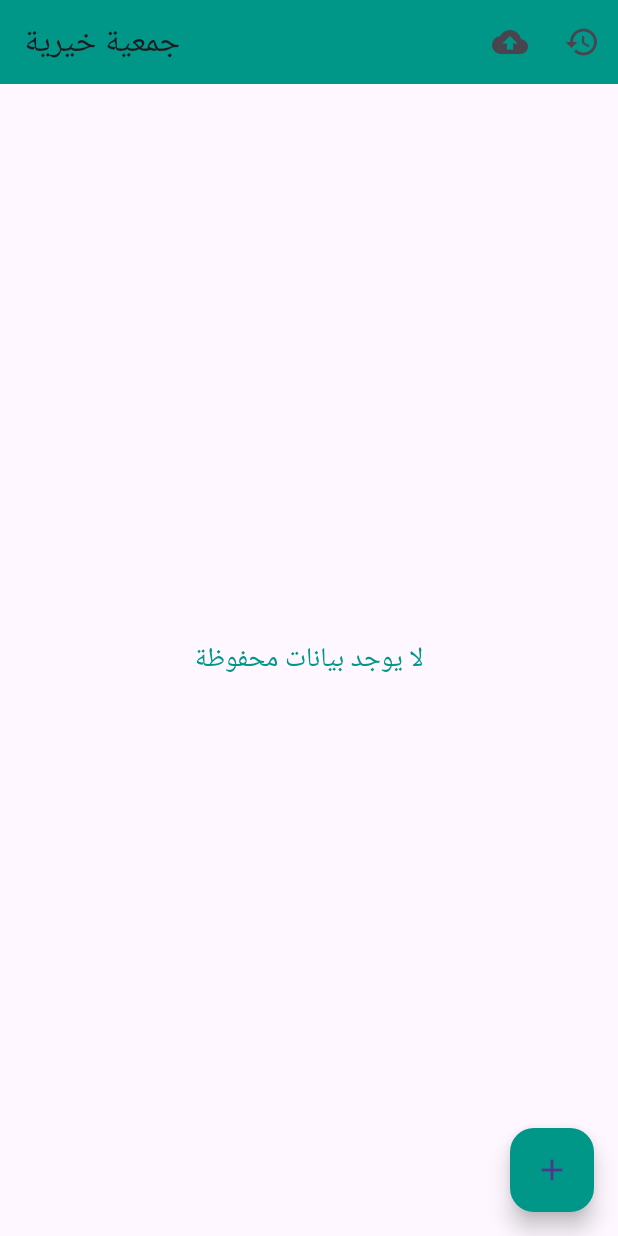
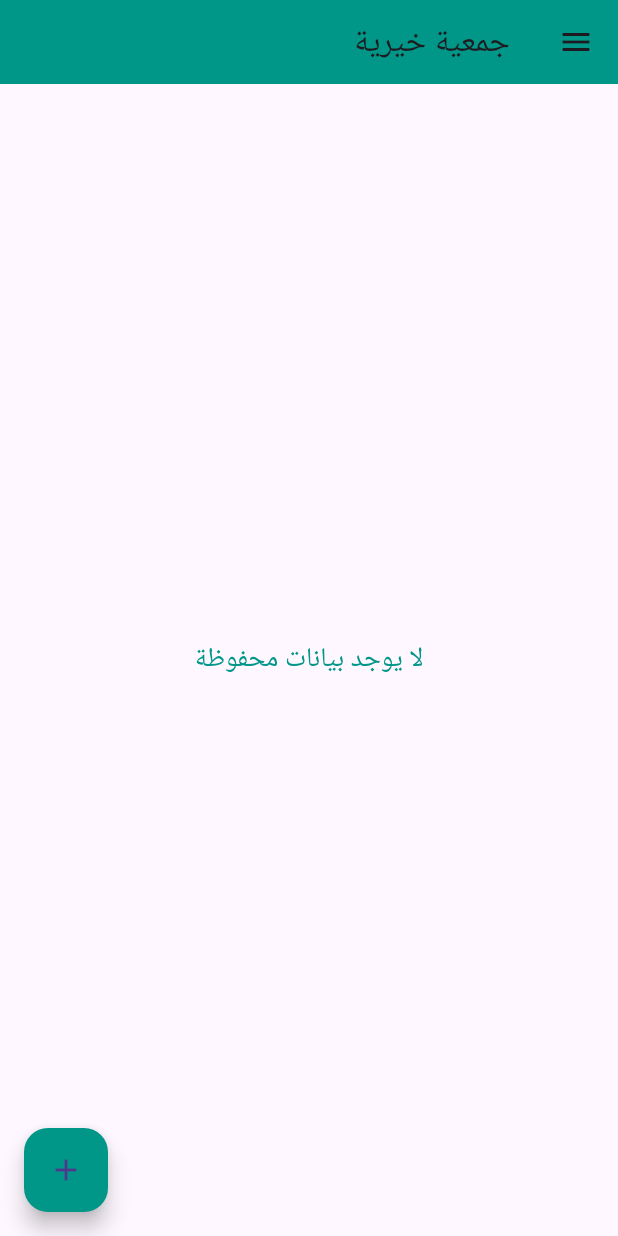
Before and after one commit to islamdev96/elshigh, a Flutter app: the screen it shows after launch, on a phone screen of 412 x 824 dp. Run offline on Flutter 3.47's test engine with Material 3 defaults, Android fonts, the phone set to English and light mode, and no system bars; our stand-ins replace image_picker, share_plus, sqflite; accounts and stored records are empty.

Commit message:
Very very very good work

```diff
--- a/lib/home_page.dart
+++ b/lib/home_page.dart
@@ -1,9 +1,9 @@
 import 'package:flutter/material.dart';
-import 'package:intl/intl.dart';
 import 'beneficiary_form.dart';
 import 'database_helper.dart';
 import 'beneficiary_tile.dart';
 import 'backup_manager.dart';
+import 'settings_page.dart';
 
 class HomePage extends StatefulWidget {
   const HomePage({super.key});
@@ -52,117 +52,54 @@ class _HomePageState extends State<HomePage> {
     }
   }
 
-  Future<void> _backupData() async {
-    final DateTime now = DateTime.now();
-    final String defaultName = DateFormat('yyyy-MM-dd HH:mm:ss').format(now);
-
-    final String? backupName = await showDialog<String>(
-      context: context,
-      builder: (BuildContext context) {
-        String name = defaultName;
-        return AlertDialog(
-          title: const Text('تسمية النسخة الاحتياطية'),
-          content: TextField(
-            onChanged: (value) {
-              name = value;
-            },
-            decoration: InputDecoration(
-              hintText: defaultName,
+  @override
+  Widget build(BuildContext context) {
+    return Directionality(
+      textDirection: TextDirection.rtl, // تحديد اتجاه النص من اليمين لليسار
+      child: Scaffold(
+        appBar: AppBar(
+          title: const Text('جمعية خيرية'),
+          backgroundColor: Colors.teal,
+        ),
+        drawer: Drawer(
+          child: ListView(
+            padding: EdgeInsets.zero,
+            children: <Widget>[
+              const DrawerHeader(
+                decoration: BoxDecoration(
+                  color: Colors.teal,
+                ),
+                child: Text(
+                  'القائمة',
+                  style: TextStyle(
+                    color: Colors.white,
+                    fontSize: 24,
                   ),
                 ),
-          actions: <Widget>[
-            TextButton(
-              child: const Text('إلغاء'),
-              onPressed: () => Navigator.of(context).pop(),
               ),
-            TextButton(
-              child: const Text('حفظ'),
-              onPressed: () => Navigator.of(context).pop(name),
+              ListTile(
+                leading: const Icon(Icons.home),
+                title: const Text('الصفحة الرئيسية'),
+                onTap: () {
+                  Navigator.pop(context);
+                },
               ),
-          ],
-        );
-      },
-    );
-
-    if (backupName != null && backupName.isNotEmpty) {
-      try {
-        await backupManager.backupToJson(backupName);
-        ScaffoldMessenger.of(context).showSnackBar(
-          SnackBar(content: Text('تم النسخ الاحتياطي بنجاح: $backupName')),
-        );
-      } catch (e) {
-        ScaffoldMessenger.of(context).showSnackBar(
-          SnackBar(content: Text('حدث خطأ أثناء النسخ الاحتياطي: $e')),
-        );
-      }
-    }
-  }
-
-  Future<void> _restoreData() async {
-    try {
-      final List<String> backups = await backupManager.getBackupsList();
-
-      if (backups.isEmpty) {
-        ScaffoldMessenger.of(context).showSnackBar(
-          const SnackBar(content: Text('لا توجد نسخ احتياطية متاحة')),
-        );
-        return;
-      }
-
-      final String? selectedBackup = await showDialog<String>(
-        context: context,
-        builder: (BuildContext context) {
-          return AlertDialog(
-            title: const Text('اختر النسخة الاحتياطية للاستعادة'),
-            content: SizedBox(
-              width: double.maxFinite,
-              child: ListView.builder(
-                itemCount: backups.length,
-                itemBuilder: (BuildContext context, int index) {
-                  return ListTile(
-                    title: Text(backups[index]),
-                    onTap: () => Navigator.of(context).pop(backups[index]),
+              ListTile(
+                leading: const Icon(Icons.settings),
+                title: const Text('الإعدادات'),
+                onTap: () {
+                  Navigator.pop(context);
+                  Navigator.push(
+                    context,
+                    MaterialPageRoute(
+                      builder: (context) =>
+                          SettingsPage(backupManager: backupManager),
+                    ),
                   );
                 },
               ),
+            ],
           ),
-          );
-        },
-      );
-
-      if (selectedBackup != null) {
-        await backupManager.restoreFromJson(selectedBackup);
-        setState(() {}); // تحديث واجهة المستخدم بعد الاستعادة
-        ScaffoldMessenger.of(context).showSnackBar(
-          SnackBar(
-              content: Text('تم استعادة البيانات بنجاح من: $selectedBackup')),
-        );
-      }
-    } catch (e) {
-      ScaffoldMessenger.of(context).showSnackBar(
-        SnackBar(content: Text('حدث خطأ أثناء استعادة البيانات: $e')),
-      );
-    }
-  }
-
-  @override
-  Widget build(BuildContext context) {
-    return Scaffold(
-      appBar: AppBar(
-        title: const Text('جمعية خيرية'),
-        backgroundColor: Colors.teal,
-        actions: [
-          IconButton(
-            icon: const Icon(Icons.backup),
-            tooltip: 'نسخ احتياطي',
-            onPressed: _backupData,
-          ),
-          IconButton(
-            icon: const Icon(Icons.restore),
-            tooltip: 'استعادة البيانات',
-            onPressed: _restoreData,
-          ),
-        ],
         ),
         body: FutureBuilder<List<Map<String, dynamic>>>(
           future: _getBeneficiaries(),
@@ -217,6 +154,7 @@ class _HomePageState extends State<HomePage> {
           tooltip: 'إضافة مستفيد جديد',
           child: const Icon(Icons.add),
         ),
+      ),
     );
   }
 }
--- a/pubspec.yaml
+++ b/pubspec.yaml
@@ -15,6 +15,7 @@ dependencies:
   image_picker: ^1.1.2
   intl: ^0.19.0
   path_provider: ^2.1.4
+  share_plus: ^10.0.2
   sqflite: ^2.3.3+1
 
 dev_dependencies:
```
Also changed, not shown: lib/beneficiary_form.dart (+10 -0 lines), lib/beneficiary_tile.dart (+20 -6 lines), lib/database_helper.dart (+9 -1 lines), lib/settings_page.dart (added, +213 -0 lines), pubspec.lock, 5 other files. Lines whose indentation alone changed are shown as unchanged.
